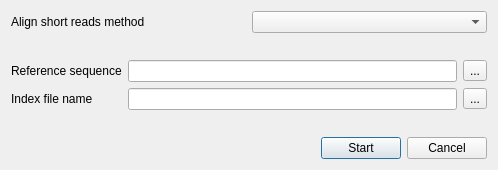
First picture: the form in src/corelibs/U2View/src/util_dna_assembly/ui/BuildIndexFromRefDialog.ui, repository violethaze74/ugene, before the edit.
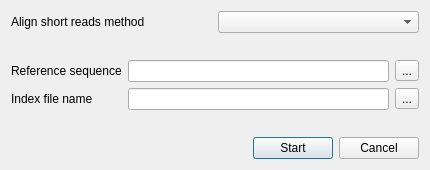
Second picture: the form after the edit.

```diff
--- a/src/corelibs/U2View/src/util_dna_assembly/ui/BuildIndexFromRefDialog.ui
+++ b/src/corelibs/U2View/src/util_dna_assembly/ui/BuildIndexFromRefDialog.ui
@@ -6,10 +6,16 @@
    <rect>
     <x>0</x>
     <y>0</y>
-    <width>498</width>
+    <width>430</width>
     <height>170</height>
    </rect>
   </property>
+  <property name="sizePolicy">
+   <sizepolicy hsizetype="Minimum" vsizetype="Fixed">
+    <horstretch>0</horstretch>
+    <verstretch>0</verstretch>
+   </sizepolicy>
+  </property>
   <property name="minimumSize">
    <size>
     <width>430</width>
@@ -56,8 +62,8 @@
        </property>
        <property name="sizeHint" stdset="0">
         <size>
-         <width>409</width>
-         <height>15</height>
+         <width>20</width>
+         <height>1</height>
         </size>
        </property>
       </spacer>
@@ -128,7 +134,7 @@
        <property name="sizeHint" stdset="0">
         <size>
          <width>409</width>
-         <height>15</height>
+         <height>10</height>
         </size>
        </property>
       </spacer>
```
Left out of the diff: 2 changed lines with no effect on the pictures.
